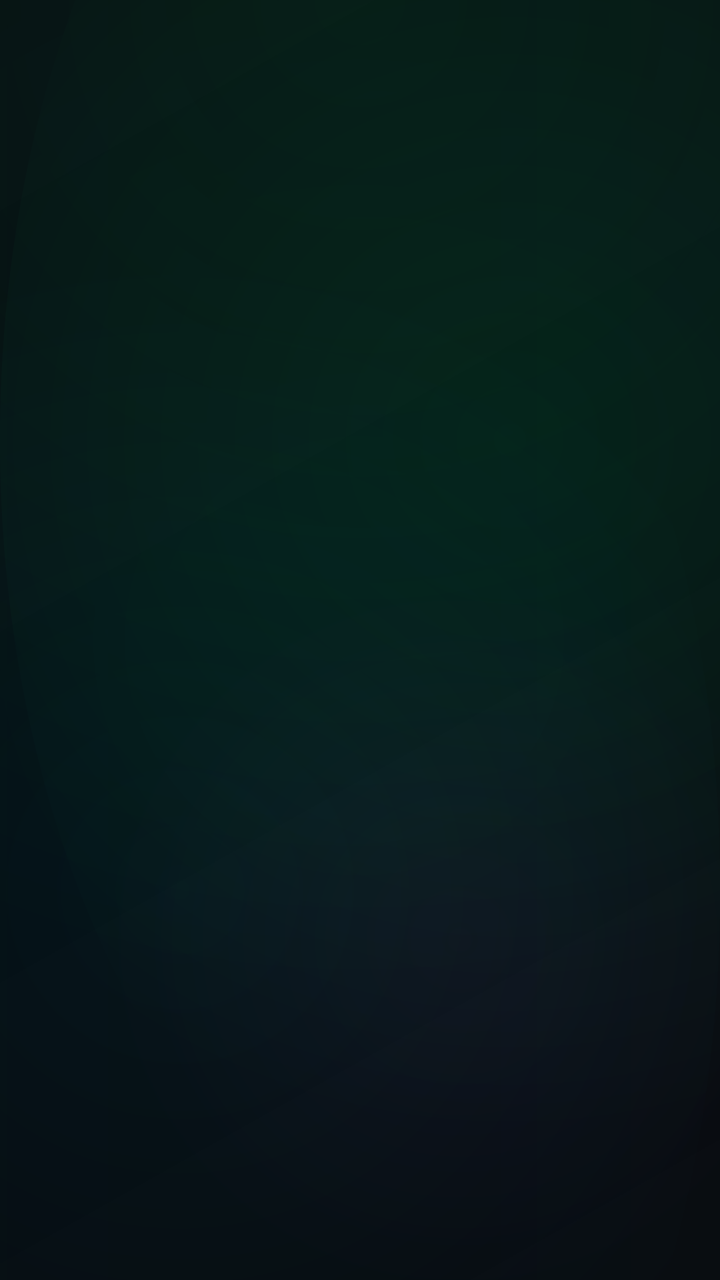
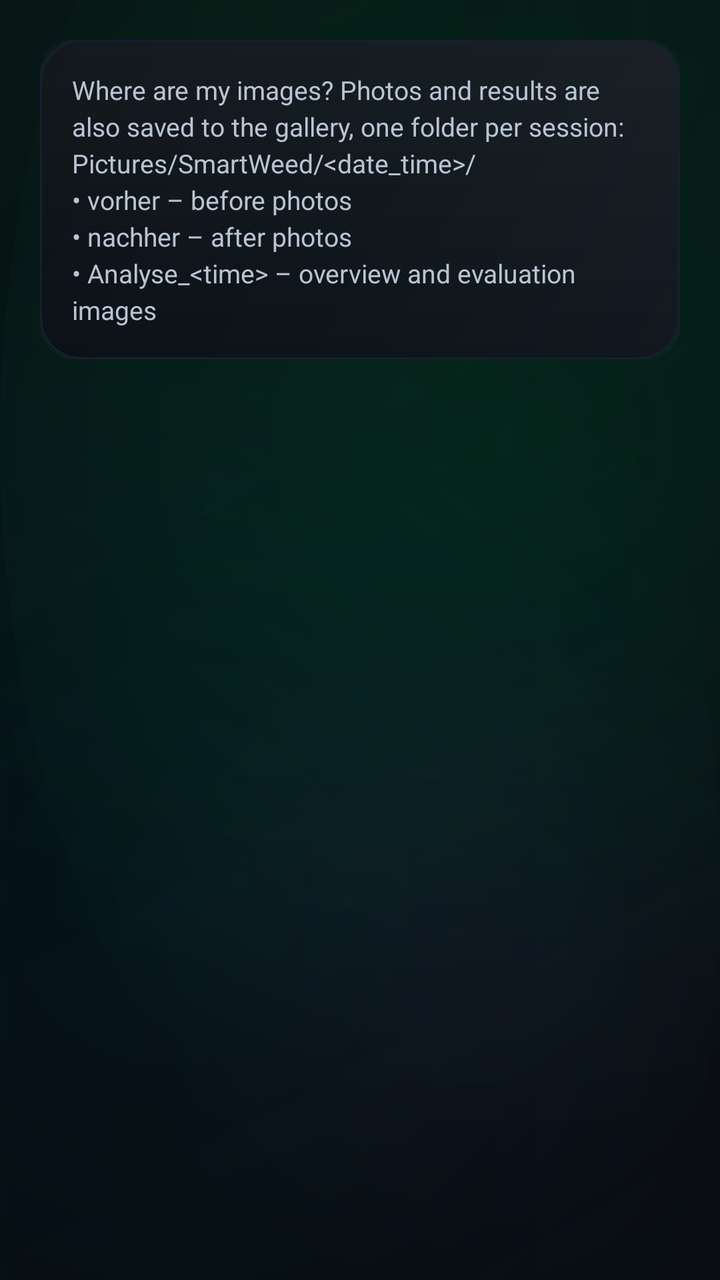

Screens rendered from an Android XML layout before and after an edit, with the pre-edit source and the edit as a unified diff.
<!-- AndroidManifest.xml: application theme Theme.SmartWeed -->
<!-- res/layout/fragment_sessions.xml -->
<?xml version="1.0" encoding="utf-8"?>
<ScrollView xmlns:android="http://schemas.android.com/apk/res/android"
    android:layout_width="match_parent"
    android:layout_height="match_parent"
    android:background="@drawable/bg_screen_gradient"
    android:fillViewport="true">

    <LinearLayout
        android:layout_width="match_parent"
        android:layout_height="wrap_content"
        android:orientation="vertical"
        android:padding="20dp">

        
        <LinearLayout
            android:id="@+id/sessionsEmptyState"
            android:layout_width="match_parent"
            android:layout_height="wrap_content"
            android:orientation="vertical"
            android:gravity="center"
            android:background="@drawable/bg_card_soft"
            android:padding="32dp"
            android:visibility="gone">

            <ImageView
                android:layout_width="48dp"
                android:layout_height="48dp"
                android:src="@drawable/ic_folder"
                android:alpha="0.6"
                android:contentDescription="@string/sessions_fragment_label"/>

            <TextView
                android:layout_width="wrap_content"
                android:layout_height="wrap_content"
                android:layout_marginTop="16dp"
                android:text="@string/sessions_empty"
                android:textSize="14sp"
                android:textColor="@color/text_secondary"
                android:gravity="center"/>
        </LinearLayout>

        
        <LinearLayout
            android:id="@+id/sessionsContainer"
            android:layout_width="match_parent"
            android:layout_height="wrap_content"
            android:orientation="vertical"/>

    </LinearLayout>
</ScrollView>
<!-- resources referenced by this layout -->
<resources>
  <color name="text_secondary">#B7C4D4</color>
  <!-- drawable ic_folder (drawable) -->
  <?xml version="1.0" encoding="utf-8"?>
  <vector xmlns:android="http://schemas.android.com/apk/res/android"
      android:width="24dp"
      android:height="24dp"
      android:viewportWidth="24"
      android:viewportHeight="24">
      <path
          android:fillColor="#FFFFFF"
          android:pathData="M10,4H4C2.9,4 2.01,4.9 2.01,6L2,18c0,1.1 0.9,2 2,2h16c1.1,0 2,-0.9 2,-2V8c0,-1.1 -0.9,-2 -2,-2h-8l-2,-2z"/>
  </vector>
  <string name="sessions_empty">No sessions yet – take before/after photos on the camera screen.</string>
  <string name="sessions_fragment_label">My Sessions</string>
  <style name="Theme.SmartWeed" parent="Theme.MaterialComponents.DayNight.NoActionBar">
          
          <item name="colorPrimary">@color/traktor_green</item>
          <item name="colorPrimaryVariant">@color/traktor_green_dark</item>
          <item name="colorSecondary">@color/traktor_green_light</item>
          <item name="colorSecondaryVariant">@color/traktor_green_dark</item>
          <item name="colorOnPrimary">@color/white</item>
          <item name="colorOnSecondary">@color/white</item>
  
          
          <item name="android:windowBackground">@color/background_dark</item>
          <item name="android:colorBackground">@color/background_dark</item>
          <item name="colorSurface">@color/card_background_dark</item>
          <item name="colorOnSurface">@color/text_primary</item>
  
          
          <item name="android:statusBarColor">@color/background_dark</item>
          <item name="android:navigationBarColor">@color/background_dark</item>
          <item name="android:windowLightStatusBar" tools:targetApi="23">false</item>
          <item name="android:windowLightNavigationBar" tools:targetApi="27">false</item>
  
          
          <item name="materialButtonStyle">@style/Widget.SmartWeed.Button</item>
          <item name="textInputStyle">@style/Widget.SmartWeed.TextInputLayout</item>
  
          
          <item name="android:textColorPrimary">@color/text_primary</item>
          <item name="android:textColorSecondary">@color/text_secondary</item>
      </style>
  <color name="background_elevated">#0D1419</color>
  <color name="border_muted">#152030</color>
  <color name="traktor_green">#00E676</color>
  <color name="traktor_green_dark">#00C853</color>
  <color name="traktor_green_light">#69F0AE</color>
  <color name="white">#FFFFFFFF</color>
  <color name="background_dark">#050A0E</color>
  <color name="card_background_dark">#111920</color>
  <color name="text_primary">#FFFFFF</color>
  <style name="Widget.SmartWeed.TextInputLayout" parent="Widget.MaterialComponents.TextInputLayout.OutlinedBox">
          <item name="boxBackgroundColor">@color/surface_dark</item>
          <item name="boxStrokeColor">@color/traktor_green</item>
          <item name="boxCornerRadiusTopStart">12dp</item>
          <item name="boxCornerRadiusTopEnd">12dp</item>
          <item name="boxCornerRadiusBottomStart">12dp</item>
          <item name="boxCornerRadiusBottomEnd">12dp</item>
          <item name="hintTextColor">@color/text_secondary</item>
      </style>
  <color name="surface_dark">#1A232D</color>
  <!-- unchanged entries left out for length: 4 -->
</resources>

<!-- the commit's change to res/layout/fragment_sessions.xml (unified diff, before → after) -->
@@ -10,6 +10,19 @@
         android:layout_height="wrap_content"
         android:orientation="vertical"
         android:padding="20dp">
+
+        
+        <TextView
+            android:id="@+id/tvStorageInfo"
+            android:layout_width="match_parent"
+            android:layout_height="wrap_content"
+            android:layout_marginBottom="16dp"
+            android:background="@drawable/bg_card_soft"
+            android:padding="16dp"
+            android:text="@string/storage_info"
+            android:textSize="13sp"
+            android:textColor="@color/text_secondary"
+            android:lineSpacingExtra="3dp"/>
 
         
         <LinearLayout
<!-- resource entries referenced after the edit -->
@@ -14,6 +14,7 @@
   </vector>
   <string name="sessions_empty">No sessions yet – take before/after photos on the camera screen.</string>
   <string name="sessions_fragment_label">My Sessions</string>
+  <string name="storage_info">Where are my images? Photos and results are also saved to the gallery, one folder per session:\nPictures/SmartWeed/&lt;date_time&gt;/\n• vorher – before photos\n• nachher – after photos\n• Analyse_&lt;time&gt; – overview and evaluation images</string>
   <style name="Theme.SmartWeed" parent="Theme.MaterialComponents.DayNight.NoActionBar">
           
           <item name="colorPrimary">@color/traktor_green</item>
@@ -32,8 +33,8 @@
           
           <item name="android:statusBarColor">@color/background_dark</item>
           <item name="android:navigationBarColor">@color/background_dark</item>
-          <item name="android:windowLightStatusBar" tools:targetApi="23">false</item>
-          <item name="android:windowLightNavigationBar" tools:targetApi="27">false</item>
+          <item name="android:windowLightStatusBar">false</item>
+          <item name="android:windowLightNavigationBar">false</item>
   
           
           <item name="materialButtonStyle">@style/Widget.SmartWeed.Button</item>
